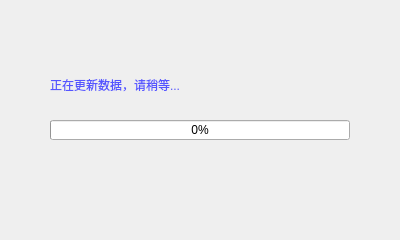
This is gui/dialog/progress_dialog.ui in WanKaKa/IjsGiftWall as Qt 5 draws it before an edit. The edited form follows.
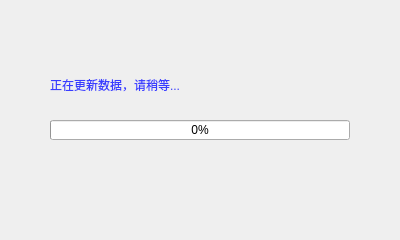
This is the edited form.

Diff of the .ui file:
```diff
--- a/gui/dialog/progress_dialog.ui
+++ b/gui/dialog/progress_dialog.ui
@@ -49,7 +49,7 @@
    </property>
    <property name="styleSheet">
     <string notr="true">font: 14pt &quot;微软雅黑&quot;;
-color: rgb(85, 85, 255);</string>
+color: rgb(57, 61, 255);</string>
    </property>
    <property name="text">
     <string>正在更新数据，请稍等...</string>
```
